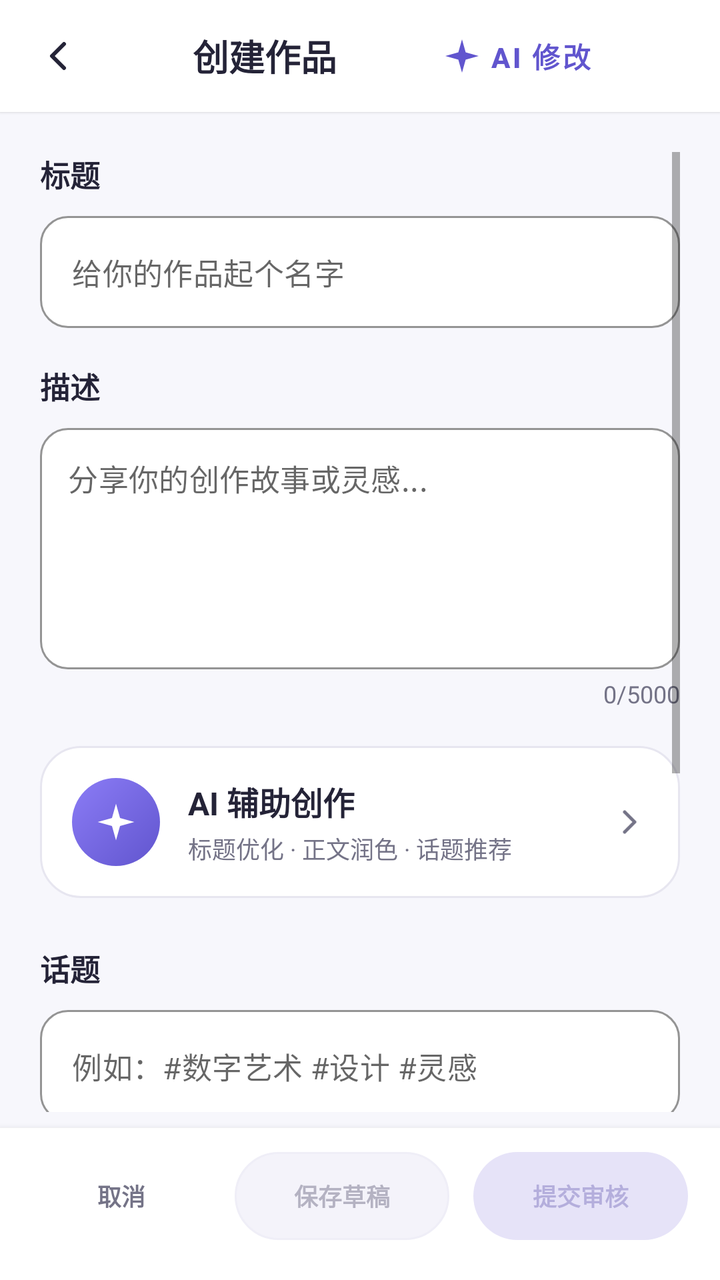
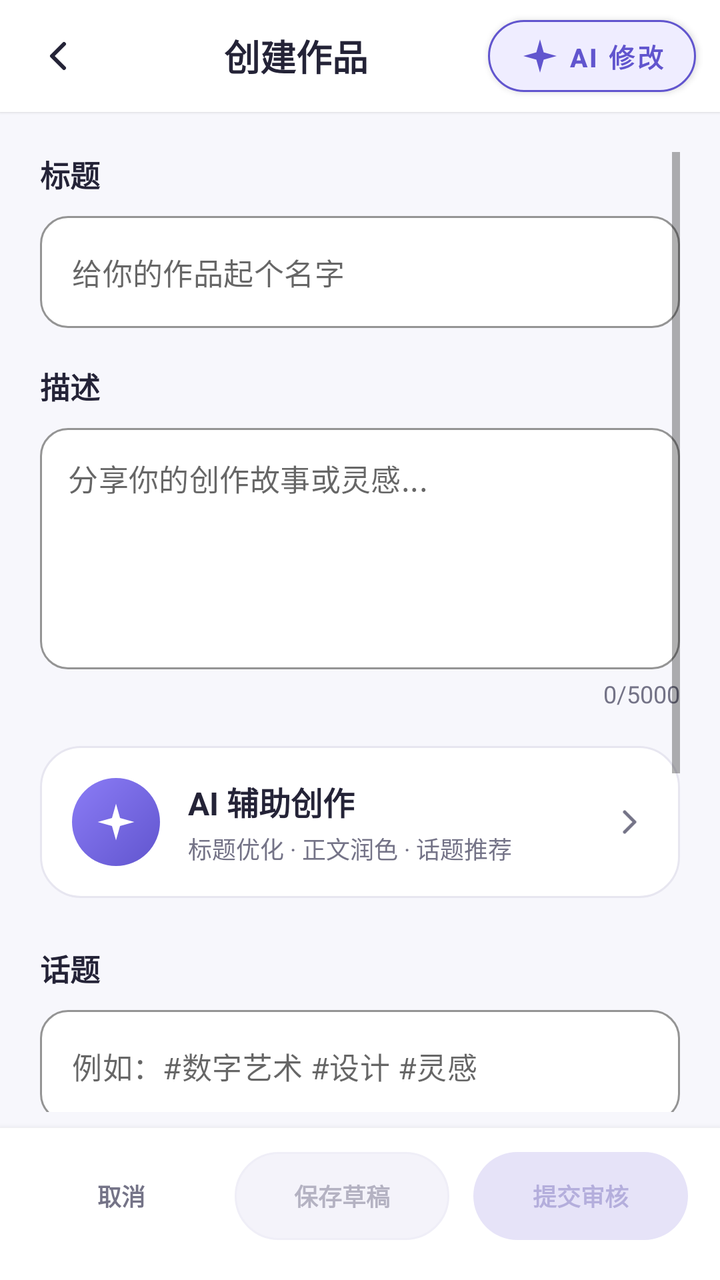

An Android layout rendered at two revisions. The XML below is the earlier revision; the diff shows what the commit changed to produce the second picture.
<!-- AndroidManifest.xml: activity theme Theme.CreateWork -->
<!-- res/layout/activity_create_work.xml -->
<?xml version="1.0" encoding="utf-8"?>
<LinearLayout xmlns:android="http://schemas.android.com/apk/res/android"
    xmlns:app="http://schemas.android.com/apk/res-auto"
    android:layout_width="match_parent"
    android:layout_height="match_parent"
    android:fitsSystemWindows="true"
    android:orientation="vertical"
    android:background="@color/profile_bg">

    
    <LinearLayout
        android:layout_width="match_parent"
        android:layout_height="56dp"
        android:orientation="horizontal"
        android:gravity="center_vertical"
        android:background="@color/profile_surface"
        android:elevation="1dp">

        <ImageView
            android:id="@+id/btn_back"
            android:layout_width="44dp"
            android:layout_height="44dp"
            android:layout_marginStart="8dp"
            android:padding="10dp"
            android:src="@drawable/profile_back"
            android:contentDescription="@string/back"
            android:background="?attr/selectableItemBackgroundBorderless"
            app:tint="@color/profile_ink" />

        <TextView
            android:id="@+id/create_title"
            android:layout_width="0dp"
            android:layout_height="wrap_content"
            android:layout_weight="1"
            android:text="创建作品"
            android:textSize="18sp"
            android:textStyle="bold"
            android:textColor="@color/profile_ink"
            android:gravity="center" />

        <com.google.android.material.button.MaterialButton
            android:id="@+id/copilot_entry"
            style="@style/Widget.MaterialComponents.Button.TextButton"
            android:layout_width="wrap_content"
            android:layout_height="40dp"
            android:layout_marginEnd="4dp"
            android:gravity="center"
            android:insetTop="0dp"
            android:insetBottom="0dp"
            android:minWidth="0dp"
            android:paddingStart="10dp"
            android:paddingEnd="10dp"
            android:text="AI 修改"
            android:textAllCaps="false"
            android:textColor="@color/profile_accent"
            android:textSize="14sp"
            android:textStyle="bold"
            app:icon="@drawable/ic_sparkle"
            app:iconGravity="textStart"
            app:iconPadding="4dp"
            app:iconTint="@color/profile_accent"
            app:rippleColor="@color/accent_ripple" />
        
        <View
            android:layout_width="44dp"
            android:layout_height="44dp"
            android:layout_marginEnd="8dp" />
    </LinearLayout>

    <ScrollView
        android:layout_width="match_parent"
        android:layout_height="0dp"
        android:layout_weight="1"
        android:paddingHorizontal="20dp"
        android:paddingTop="20dp"
        android:paddingBottom="8dp">

        <LinearLayout
            android:layout_width="match_parent"
            android:layout_height="wrap_content"
            android:orientation="vertical">

            
            <TextView
                android:layout_width="match_parent"
                android:layout_height="wrap_content"
                android:text="标题"
                android:textSize="15sp"
                android:textColor="@color/profile_ink"
                android:textStyle="bold"
                android:layout_marginBottom="10dp" />

            <com.google.android.material.textfield.TextInputLayout
                android:layout_width="match_parent"
                android:layout_height="wrap_content"
                android:layout_marginBottom="18dp"
                style="@style/Widget.MaterialComponents.TextInputLayout.OutlinedBox"
                app:hintEnabled="false"
                app:boxBackgroundColor="@color/profile_surface"
                app:boxStrokeColor="@color/profile_border"
                app:boxStrokeWidth="1dp"
                app:boxCornerRadiusTopStart="14dp"
                app:boxCornerRadiusTopEnd="14dp"
                app:boxCornerRadiusBottomStart="14dp"
                app:boxCornerRadiusBottomEnd="14dp">

                <com.google.android.material.textfield.TextInputEditText
                    android:id="@+id/et_title"
                    android:layout_width="match_parent"
                    android:layout_height="wrap_content"
                    android:hint="给你的作品起个名字"
                    android:textColor="@color/profile_ink"
                    android:textSize="15sp"
                    android:maxLines="1"
                    android:singleLine="true" />
            </com.google.android.material.textfield.TextInputLayout>

            
            <TextView
                android:layout_width="match_parent"
                android:layout_height="wrap_content"
                android:text="描述"
                android:textSize="15sp"
                android:textColor="@color/profile_ink"
                android:textStyle="bold"
                android:layout_marginBottom="10dp" />

            <com.google.android.material.textfield.TextInputLayout
                android:layout_width="match_parent"
                android:layout_height="wrap_content"
                style="@style/Widget.MaterialComponents.TextInputLayout.OutlinedBox"
                app:hintEnabled="false"
                app:boxBackgroundColor="@color/profile_surface"
                app:boxStrokeColor="@color/profile_border"
                app:boxStrokeWidth="1dp"
                app:boxCornerRadiusTopStart="14dp"
                app:boxCornerRadiusTopEnd="14dp"
                app:boxCornerRadiusBottomStart="14dp"
                app:boxCornerRadiusBottomEnd="14dp">

                <com.google.android.material.textfield.TextInputEditText
                    android:id="@+id/et_description"
                    android:layout_width="match_parent"
                    android:layout_height="wrap_content"
                    android:minLines="5"
                    android:hint="分享你的创作故事或灵感..."
                    android:textColor="@color/profile_ink"
                    android:textSize="15sp"
                    android:gravity="top"
                    android:padding="14dp"
                    android:inputType="textMultiLine" />
            </com.google.android.material.textfield.TextInputLayout>

            
            <TextView
                android:id="@+id/tv_char_count"
                android:layout_width="match_parent"
                android:layout_height="wrap_content"
                android:text="0/5000"
                android:textSize="12sp"
                android:textColor="@color/profile_muted"
                android:gravity="end"
                android:layout_marginTop="4dp"
                android:layout_marginBottom="18dp" />

            
            <LinearLayout
                android:id="@+id/creation_assist_actions"
                android:layout_width="match_parent"
                android:layout_height="wrap_content"
                android:layout_marginBottom="16dp"
                android:orientation="horizontal"
                android:visibility="gone">
                <com.google.android.material.button.MaterialButton
                    android:id="@+id/creation_assist_accept"
                    android:layout_width="0dp"
                    android:layout_height="wrap_content"
                    android:layout_weight="1"
                    android:layout_marginHorizontal="3dp"
                    android:minHeight="48dp"
                    android:minWidth="0dp"
                    android:paddingHorizontal="8dp"
                    android:text="接受"
                    android:textSize="14sp"
                    android:textAllCaps="false"
                    android:textColor="#FFFFFF"
                    app:backgroundTint="#23834B"
                    app:cornerRadius="10dp" />
                <com.google.android.material.button.MaterialButton
                    android:id="@+id/creation_assist_undo"
                    android:layout_width="0dp"
                    android:layout_height="wrap_content"
                    android:layout_weight="1"
                    android:layout_marginHorizontal="3dp"
                    android:minHeight="48dp"
                    android:minWidth="0dp"
                    android:paddingHorizontal="8dp"
                    android:text="撤销"
                    android:textSize="14sp"
                    android:textAllCaps="false"
                    android:textColor="#FFFFFF"
                    app:backgroundTint="#C63F43"
                    app:cornerRadius="10dp" />
                <com.google.android.material.button.MaterialButton
                    android:id="@+id/creation_assist_refine"
                    android:layout_width="0dp"
                    android:layout_height="wrap_content"
                    android:layout_weight="1"
                    android:layout_marginHorizontal="3dp"
                    android:minHeight="48dp"
                    android:minWidth="0dp"
                    android:paddingHorizontal="8dp"
                    android:text="继续修改"
                    android:textSize="14sp"
                    android:textAllCaps="false"
                    android:textColor="#FFFFFF"
                    app:backgroundTint="#626974"
                    app:cornerRadius="10dp" />
            </LinearLayout>

            <TextView
                android:id="@+id/creation_status"
                android:layout_width="match_parent"
                android:layout_height="wrap_content"
                android:padding="12dp"
                android:accessibilityLiveRegion="polite"
                android:textColor="@color/profile_muted"
                android:visibility="gone" />

            
            <LinearLayout
                android:id="@+id/creation_assist"
                android:layout_width="match_parent"
                android:layout_height="wrap_content"
                android:orientation="horizontal"
                android:gravity="center_vertical"
                android:background="@drawable/bg_ai_entry_card"
                android:foreground="?attr/selectableItemBackground"
                android:clickable="true"
                android:focusable="true"
                android:padding="16dp">

                <FrameLayout
                    android:layout_width="44dp"
                    android:layout_height="44dp"
                    android:background="@drawable/bg_ai_icon_circle">

                    <ImageView
                        android:layout_width="22dp"
                        android:layout_height="22dp"
                        android:layout_gravity="center"
                        android:src="@drawable/ic_sparkle"
                        android:contentDescription="@string/ai_creation_title" />
                </FrameLayout>

                <LinearLayout
                    android:layout_width="0dp"
                    android:layout_height="wrap_content"
                    android:layout_weight="1"
                    android:orientation="vertical"
                    android:layout_marginStart="14dp">

                    <TextView
                        android:layout_width="wrap_content"
                        android:layout_height="wrap_content"
                        android:text="@string/ai_creation_title"
                        android:textSize="16sp"
                        android:textStyle="bold"
                        android:textColor="@color/profile_ink" />

                    <TextView
                        android:layout_width="wrap_content"
                        android:layout_height="wrap_content"
                        android:layout_marginTop="3dp"
                        android:text="@string/ai_creation_entry_subtitle"
                        android:textSize="12sp"
                        android:textColor="@color/profile_muted" />
                </LinearLayout>

                <ImageView
                    android:layout_width="20dp"
                    android:layout_height="20dp"
                    android:rotationY="180"
                    android:src="@drawable/profile_back"
                    app:tint="@color/profile_muted"
                    android:contentDescription="@string/back" />
            </LinearLayout>

            <TextView
                android:id="@+id/creation_assist_status"
                android:layout_width="match_parent"
                android:layout_height="wrap_content"
                android:layout_marginTop="10dp"
                android:paddingStart="14dp"
                android:paddingEnd="14dp"
                android:paddingTop="10dp"
                android:paddingBottom="10dp"
                android:background="@drawable/bg_status_soft"
                android:accessibilityLiveRegion="polite"
                android:textSize="12sp"
                android:textColor="@color/profile_accent"
                android:visibility="gone" />

            
            <TextView
                android:id="@+id/creation_assist_stream"
                android:layout_width="match_parent"
                android:layout_height="wrap_content"
                android:layout_marginTop="8dp"
                android:padding="12dp"
                android:background="@drawable/edittext_rounded_bg"
                android:textSize="14sp"
                android:textColor="@color/profile_ink"
                android:lineSpacingExtra="4dp"
                android:visibility="gone" />

            
            <LinearLayout
                android:layout_width="match_parent"
                android:layout_height="wrap_content"
                android:layout_marginTop="6dp"
                android:layout_marginBottom="18dp"
                android:orientation="horizontal">

                <Button
                    android:id="@+id/creation_retry"
                    android:layout_width="0dp"
                    android:layout_height="40dp"
                    android:layout_weight="1"
                    android:background="@android:color/transparent"
                    android:text="@string/creation_retry_read"
                    android:textAllCaps="false"
                    android:textColor="@color/profile_accent"
                    android:textSize="12sp"
                    android:textStyle="bold"
                    android:visibility="gone" />

                <Button
                    android:id="@+id/creation_my_works"
                    android:layout_width="0dp"
                    android:layout_height="40dp"
                    android:layout_weight="1"
                    android:background="@android:color/transparent"
                    android:text="@string/creation_check_my_works"
                    android:textAllCaps="false"
                    android:textColor="@color/profile_accent"
                    android:textSize="12sp"
                    android:textStyle="bold"
                    android:visibility="gone" />

                <Button
                    android:id="@+id/creation_assist_cancel"
                    android:layout_width="0dp"
                    android:layout_height="40dp"
                    android:layout_weight="1"
                    android:background="@android:color/transparent"
                    android:text="停止生成"
                    android:textAllCaps="false"
                    android:textColor="@color/profile_muted"
                    android:textSize="12sp"
                    android:visibility="gone" />
            </LinearLayout>

            
            <TextView
                android:layout_width="match_parent"
                android:layout_height="wrap_content"
                android:text="话题"
                android:textSize="15sp"
                android:textColor="@color/profile_ink"
                android:textStyle="bold"
                android:layout_marginBottom="10dp" />

            <com.google.android.material.textfield.TextInputLayout
                android:layout_width="match_parent"
                android:layout_height="wrap_content"
                android:layout_marginBottom="18dp"
                style="@style/Widget.MaterialComponents.TextInputLayout.OutlinedBox"
                app:hintEnabled="false"
                app:boxBackgroundColor="@color/profile_surface"
                app:boxStrokeColor="@color/profile_border"
                app:boxStrokeWidth="1dp"
                app:boxCornerRadiusTopStart="14dp"
                app:boxCornerRadiusTopEnd="14dp"
                app:boxCornerRadiusBottomStart="14dp"
                app:boxCornerRadiusBottomEnd="14dp">

                <com.google.android.material.textfield.TextInputEditText
                    android:id="@+id/et_hashtags"
                    android:layout_width="match_parent"
                    android:layout_height="wrap_content"
                    android:hint="例如：#数字艺术 #设计 #灵感"
                    android:textColor="@color/profile_ink"
                    android:textSize="15sp"
                    android:maxLines="2" />
            </com.google.android.material.textfield.TextInputLayout>

            
            <TextView
                android:layout_width="match_parent"
                android:layout_height="wrap_content"
                android:text="添加媒体"
                android:textSize="15sp"
                android:textColor="@color/profile_ink"
                android:textStyle="bold"
                android:layout_marginBottom="10dp" />

            <LinearLayout
                android:layout_width="match_parent"
                android:layout_height="wrap_content"
                android:orientation="horizontal"
                android:layout_marginBottom="12dp">

                <com.google.android.material.button.MaterialButton
                    android:id="@+id/btn_add_image"
                    android:layout_width="0dp"
                    android:layout_height="74dp"
                    android:layout_weight="1"
                    android:layout_marginEnd="8dp"
                    style="@style/Widget.MaterialComponents.Button.OutlinedButton"
                    android:background="@drawable/bg_add_media_tile"
                    app:backgroundTint="@null"
                    app:icon="@drawable/plus"
                    app:iconTint="@color/profile_accent"
                    android:text="添加图片"
                    android:textAllCaps="false"
                    android:textColor="@color/profile_accent"
                    android:textSize="14sp"
                    android:textStyle="bold" />

                <com.google.android.material.button.MaterialButton
                    android:id="@+id/btn_add_video"
                    android:layout_width="0dp"
                    android:layout_height="74dp"
                    android:layout_weight="1"
                    android:layout_marginStart="8dp"
                    style="@style/Widget.MaterialComponents.Button.OutlinedButton"
                    android:background="@drawable/bg_add_media_tile"
                    app:backgroundTint="@null"
                    app:icon="@drawable/plus"
                    app:iconTint="@color/profile_accent"
                    android:text="添加视频"
                    android:textAllCaps="false"
                    android:textColor="@color/profile_accent"
                    android:textSize="14sp"
                    android:textStyle="bold" />
            </LinearLayout>

            
            <LinearLayout
                android:id="@+id/media_preview_container"
                android:layout_width="match_parent"
                android:layout_height="wrap_content"
                android:orientation="horizontal"
                android:layout_marginBottom="6dp"
                android:minHeight="96dp" />

            
            <TextView
                android:id="@+id/tv_media_count"
                android:layout_width="match_parent"
                android:layout_height="wrap_content"
                android:text="0 张图片"
                android:textSize="12sp"
                android:textColor="@color/profile_muted"
                android:layout_marginBottom="24dp" />
        </LinearLayout>
    </ScrollView>

    
    <LinearLayout
        android:id="@+id/bottom_actions"
        android:layout_width="match_parent"
        android:layout_height="wrap_content"
        android:orientation="horizontal"
        android:gravity="center_vertical"
        android:background="@color/profile_surface"
        android:elevation="6dp"
        android:paddingHorizontal="16dp"
        android:paddingTop="12dp"
        android:paddingBottom="20dp">

        <Button
            android:id="@+id/btn_cancel"
            android:layout_width="0dp"
            android:layout_height="44dp"
            android:layout_weight="1"
            android:layout_marginEnd="8dp"
            android:background="@android:color/transparent"
            android:text="取消"
            android:textAllCaps="false"
            android:textColor="@color/btn_ghost_text"
            android:textSize="12sp"
            android:textStyle="bold"
            android:maxLines="1"
            android:minWidth="0dp"
            android:paddingHorizontal="6dp"
            android:autoSizeTextType="uniform"
            android:autoSizeMinTextSize="9sp"
            android:autoSizeMaxTextSize="12sp"
            android:autoSizeStepGranularity="1sp" />

        <Button
            android:id="@+id/btn_save"
            android:layout_width="0dp"
            android:layout_height="44dp"
            android:layout_weight="1.2"
            android:layout_marginHorizontal="4dp"
            android:background="@drawable/bg_button_secondary"
            app:backgroundTint="@null"
            android:text="保存草稿"
            android:textAllCaps="false"
            android:textColor="@color/btn_secondary_text"
            android:textSize="12sp"
            android:textStyle="bold"
            android:maxLines="1"
            android:minWidth="0dp"
            android:paddingHorizontal="6dp"
            android:autoSizeTextType="uniform"
            android:autoSizeMinTextSize="9sp"
            android:autoSizeMaxTextSize="12sp"
            android:autoSizeStepGranularity="1sp"
            android:enabled="false" />

        <Button
            android:id="@+id/btn_publish"
            android:layout_width="0dp"
            android:layout_height="44dp"
            android:layout_weight="1.2"
            android:layout_marginStart="8dp"
            android:background="@drawable/bg_button_primary"
            app:backgroundTint="@null"
            android:text="提交审核"
            android:textAllCaps="false"
            android:textColor="@color/btn_primary_text"
            android:textSize="12sp"
            android:textStyle="bold"
            android:maxLines="1"
            android:minWidth="0dp"
            android:paddingHorizontal="6dp"
            android:autoSizeTextType="uniform"
            android:autoSizeMinTextSize="9sp"
            android:autoSizeMaxTextSize="12sp"
            android:autoSizeStepGranularity="1sp"
            android:enabled="false" />
    </LinearLayout>
</LinearLayout>
<!-- resources referenced by this layout -->
<resources>
  <color name="accent_ripple">#1F6155CE</color>
  <color name="profile_accent">#6155CE</color>
  <color name="profile_bg">#F7F7FC</color>
  <color name="profile_border">#E7E6F0</color>
  <color name="profile_ink">#242337</color>
  <color name="profile_muted">#747387</color>
  <color name="profile_surface">#FFFFFF</color>
  <!-- drawable bg_ai_entry_card (drawable) -->
  <?xml version="1.0" encoding="utf-8"?>
  <shape xmlns:android="http://schemas.android.com/apk/res/android"
      android:shape="rectangle">
      <solid android:color="@color/profile_surface" />
      <stroke android:width="1dp" android:color="@color/profile_border" />
      <corners android:radius="20dp" />
  </shape>
  <!-- drawable bg_ai_icon_circle (drawable) -->
  <?xml version="1.0" encoding="utf-8"?>
  <shape xmlns:android="http://schemas.android.com/apk/res/android"
      android:shape="oval">
      <gradient
          android:startColor="@color/profile_accent"
          android:endColor="#8B7CF6"
          android:angle="135" />
  </shape>
  <!-- drawable bg_button_primary (drawable) -->
  <?xml version="1.0" encoding="utf-8"?>
  <selector xmlns:android="http://schemas.android.com/apk/res/android">
      <item android:state_enabled="true">
          <shape android:shape="rectangle">
              <solid android:color="@color/profile_accent" />
              <corners android:radius="@dimen/radius_pill" />
          </shape>
      </item>
      <item>
          <shape android:shape="rectangle">
              <solid android:color="#E6E3F8" />
              <corners android:radius="@dimen/radius_pill" />
          </shape>
      </item>
  </selector>
  <!-- drawable bg_status_soft (drawable) -->
  <?xml version="1.0" encoding="utf-8"?>
  <shape xmlns:android="http://schemas.android.com/apk/res/android"
      android:shape="rectangle">
      <solid android:color="@color/profile_soft" />
      <corners android:radius="12dp" />
  </shape>
  <!-- drawable edittext_rounded_bg (drawable) -->
  <?xml version="1.0" encoding="utf-8"?>
  <shape xmlns:android="http://schemas.android.com/apk/res/android"
      android:shape="rectangle">
      <solid android:color="@color/gray_100" />
      <corners android:radius="16dp" /> 
      <stroke
          android:width="1dp"
          android:color="@color/gray_300" />
  </shape>
  <!-- drawable ic_sparkle (drawable) -->
  <?xml version="1.0" encoding="utf-8"?>
  <vector xmlns:android="http://schemas.android.com/apk/res/android"
      android:width="20dp"
      android:height="20dp"
      android:viewportWidth="24"
      android:viewportHeight="24">
      <path
          android:fillColor="#FFFFFF"
          android:pathData="M12,2 L14.2,9.8 L22,12 L14.2,14.2 L12,22 L9.8,14.2 L2,12 L9.8,9.8 Z" />
  </vector>
  <!-- drawable profile_back (drawable) -->
  <?xml version="1.0" encoding="utf-8"?>
  <vector xmlns:android="http://schemas.android.com/apk/res/android" android:width="24dp" android:height="24dp" android:viewportWidth="24" android:viewportHeight="24">
      <path android:fillColor="@android:color/transparent" android:strokeColor="#242337" android:strokeWidth="2" android:strokeLineCap="round" android:strokeLineJoin="round" android:pathData="M14,6L8,12L14,18"/>
  </vector>
  <string name="ai_creation_entry_subtitle">标题优化 · 正文润色 · 话题推荐</string>
  <string name="ai_creation_title">AI 辅助创作</string>
  <string name="back">返回</string>
  <string name="creation_check_my_works">查看我的作品</string>
  <string name="creation_retry_read">重新核对作品状态</string>
  <dimen name="radius_pill">22dp</dimen>
  <color name="profile_soft">#EFEDFF</color>
  <color name="gray_100">#FFF5F5F5</color>
  <color name="gray_300">#FFE0E0E0</color>
  <color name="brand_violet_deep">#FF4A3FB8</color>
  <color name="white">#FFFFFFFF</color>
  <color name="brand_violet_light">#FF8B7FF5</color>
  <color name="profile_error">#B3261E</color>
  <!-- unchanged entries left out for length: 4 -->
</resources>

<!-- the commit's change to res/layout/activity_create_work.xml (unified diff, before → after) -->
@@ -40,31 +40,29 @@
 
         <com.google.android.material.button.MaterialButton
             android:id="@+id/copilot_entry"
-            style="@style/Widget.MaterialComponents.Button.TextButton"
             android:layout_width="wrap_content"
-            android:layout_height="40dp"
-            android:layout_marginEnd="4dp"
+            android:layout_height="36dp"
+            android:layout_marginEnd="12dp"
             android:gravity="center"
             android:insetTop="0dp"
             android:insetBottom="0dp"
             android:minWidth="0dp"
-            android:paddingStart="10dp"
-            android:paddingEnd="10dp"
+            android:paddingStart="12dp"
+            android:paddingEnd="12dp"
             android:text="AI 修改"
             android:textAllCaps="false"
             android:textColor="@color/profile_accent"
-            android:textSize="14sp"
+            android:textSize="13sp"
             android:textStyle="bold"
+            app:backgroundTint="@color/profile_soft"
+            app:cornerRadius="18dp"
             app:icon="@drawable/ic_sparkle"
             app:iconGravity="textStart"
             app:iconPadding="4dp"
             app:iconTint="@color/profile_accent"
-            app:rippleColor="@color/accent_ripple" />
-        
-        <View
-            android:layout_width="44dp"
-            android:layout_height="44dp"
-            android:layout_marginEnd="8dp" />
+            app:rippleColor="@color/accent_ripple"
+            app:strokeColor="@color/profile_accent"
+            app:strokeWidth="1dp" />
     </LinearLayout>
 
     <ScrollView
